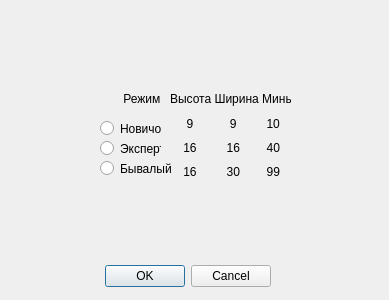
RuslanShafeev/saper, file Difficulty.ui: the form before one commit.
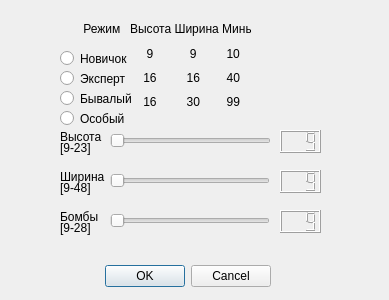
The form after the commit.

Commit message: добавил ползунки

Patch:
```diff
--- a/Difficulty.ui
+++ b/Difficulty.ui
@@ -32,21 +32,21 @@
   <widget class="QWidget" name="gridLayoutWidget_2">
    <property name="geometry">
     <rect>
-     <x>170</x>
-     <y>90</y>
+     <x>130</x>
+     <y>20</y>
      <width>121</width>
      <height>91</height>
     </rect>
    </property>
    <layout class="QGridLayout" name="gridLayout_2">
-    <item row="3" column="0">
+    <item row="4" column="0">
      <widget class="QLabel" name="label_4">
       <property name="text">
        <string>    16         16        40</string>
       </property>
      </widget>
     </item>
-    <item row="5" column="0">
+    <item row="6" column="0">
      <widget class="QLabel" name="label_7">
       <property name="text">
        <string>    16         30        99</string>
@@ -72,9 +72,9 @@
   <widget class="QRadioButton" name="easy">
    <property name="geometry">
     <rect>
-     <x>100</x>
-     <y>120</y>
-     <width>61</width>
+     <x>60</x>
+     <y>50</y>
+     <width>71</width>
      <height>17</height>
     </rect>
    </property>
@@ -88,8 +88,8 @@
   <widget class="QRadioButton" name="hard">
    <property name="geometry">
     <rect>
-     <x>100</x>
-     <y>160</y>
+     <x>60</x>
+     <y>90</y>
      <width>71</width>
      <height>17</height>
     </rect>
@@ -104,9 +104,9 @@
   <widget class="QRadioButton" name="normal">
    <property name="geometry">
     <rect>
-     <x>100</x>
-     <y>140</y>
-     <width>61</width>
+     <x>60</x>
+     <y>70</y>
+     <width>71</width>
      <height>17</height>
     </rect>
    </property>
@@ -120,8 +120,8 @@
   <widget class="QLabel" name="label_2">
    <property name="geometry">
     <rect>
-     <x>100</x>
-     <y>90</y>
+     <x>60</x>
+     <y>20</y>
      <width>61</width>
      <height>18</height>
     </rect>
@@ -133,6 +133,214 @@
     <set>Qt::AlignLeading|Qt::AlignLeft|Qt::AlignVCenter</set>
    </property>
   </widget>
+  <widget class="QSlider" name="height_slider">
+   <property name="enabled">
+    <bool>false</bool>
+   </property>
+   <property name="geometry">
+    <rect>
+     <x>110</x>
+     <y>130</y>
+     <width>161</width>
+     <height>22</height>
+    </rect>
+   </property>
+   <property name="minimum">
+    <number>9</number>
+   </property>
+   <property name="maximum">
+    <number>23</number>
+   </property>
+   <property name="orientation">
+    <enum>Qt::Horizontal</enum>
+   </property>
+  </widget>
+  <widget class="QSlider" name="width_slider">
+   <property name="enabled">
+    <bool>false</bool>
+   </property>
+   <property name="geometry">
+    <rect>
+     <x>110</x>
+     <y>170</y>
+     <width>160</width>
+     <height>22</height>
+    </rect>
+   </property>
+   <property name="minimum">
+    <number>9</number>
+   </property>
+   <property name="maximum">
+    <number>48</number>
+   </property>
+   <property name="orientation">
+    <enum>Qt::Horizontal</enum>
+   </property>
+  </widget>
+  <widget class="QSlider" name="bombs_slider">
+   <property name="enabled">
+    <bool>false</bool>
+   </property>
+   <property name="geometry">
+    <rect>
+     <x>110</x>
+     <y>210</y>
+     <width>160</width>
+     <height>22</height>
+    </rect>
+   </property>
+   <property name="minimum">
+    <number>9</number>
+   </property>
+   <property name="maximum">
+    <number>27</number>
+   </property>
+   <property name="orientation">
+    <enum>Qt::Horizontal</enum>
+   </property>
+  </widget>
+  <widget class="QRadioButton" name="radioButton">
+   <property name="geometry">
+    <rect>
+     <x>60</x>
+     <y>110</y>
+     <width>71</width>
+     <height>17</height>
+    </rect>
+   </property>
+   <property name="text">
+    <string>Особый</string>
+   </property>
+   <attribute name="buttonGroup">
+    <string notr="true">buttonGroup</string>
+   </attribute>
+  </widget>
+  <widget class="QLabel" name="label_3">
+   <property name="geometry">
+    <rect>
+     <x>60</x>
+     <y>130</y>
+     <width>47</width>
+     <height>13</height>
+    </rect>
+   </property>
+   <property name="text">
+    <string>Высота</string>
+   </property>
+  </widget>
+  <widget class="QLabel" name="label_5">
+   <property name="geometry">
+    <rect>
+     <x>60</x>
+     <y>170</y>
+     <width>47</width>
+     <height>13</height>
+    </rect>
+   </property>
+   <property name="text">
+    <string>Ширина</string>
+   </property>
+  </widget>
+  <widget class="QLabel" name="label_6">
+   <property name="geometry">
+    <rect>
+     <x>60</x>
+     <y>210</y>
+     <width>47</width>
+     <height>13</height>
+    </rect>
+   </property>
+   <property name="text">
+    <string>Бомбы</string>
+   </property>
+  </widget>
+  <widget class="QLCDNumber" name="height_lcd">
+   <property name="geometry">
+    <rect>
+     <x>280</x>
+     <y>130</y>
+     <width>41</width>
+     <height>23</height>
+    </rect>
+   </property>
+   <property name="digitCount">
+    <number>3</number>
+   </property>
+   <property name="intValue" stdset="0">
+    <number>9</number>
+   </property>
+  </widget>
+  <widget class="QLCDNumber" name="width_lcd">
+   <property name="geometry">
+    <rect>
+     <x>280</x>
+     <y>170</y>
+     <width>41</width>
+     <height>23</height>
+    </rect>
+   </property>
+   <property name="digitCount">
+    <number>3</number>
+   </property>
+   <property name="intValue" stdset="0">
+    <number>9</number>
+   </property>
+  </widget>
+  <widget class="QLCDNumber" name="bombs_lcd">
+   <property name="geometry">
+    <rect>
+     <x>280</x>
+     <y>210</y>
+     <width>41</width>
+     <height>23</height>
+    </rect>
+   </property>
+   <property name="digitCount">
+    <number>3</number>
+   </property>
+   <property name="intValue" stdset="0">
+    <number>9</number>
+   </property>
+  </widget>
+  <widget class="QLabel" name="width_label">
+   <property name="geometry">
+    <rect>
+     <x>60</x>
+     <y>140</y>
+     <width>31</width>
+     <height>16</height>
+    </rect>
+   </property>
+   <property name="text">
+    <string>[9-23]</string>
+   </property>
+  </widget>
+  <widget class="QLabel" name="height_label">
+   <property name="geometry">
+    <rect>
+     <x>60</x>
+     <y>180</y>
+     <width>31</width>
+     <height>16</height>
+    </rect>
+   </property>
+   <property name="text">
+    <string>[9-48]</string>
+   </property>
+  </widget>
+  <widget class="QLabel" name="bombs_label">
+   <property name="geometry">
+    <rect>
+     <x>60</x>
+     <y>220</y>
+     <width>31</width>
+     <height>16</height>
+    </rect>
+   </property>
+   <property name="text">
+    <string>[9-28]</string>
+   </property>
+  </widget>
  </widget>
  <resources/>
  <connections>
```
Left out of the diff: 14 changed lines with no effect on the pictures. The commit also changes 2 other files.
